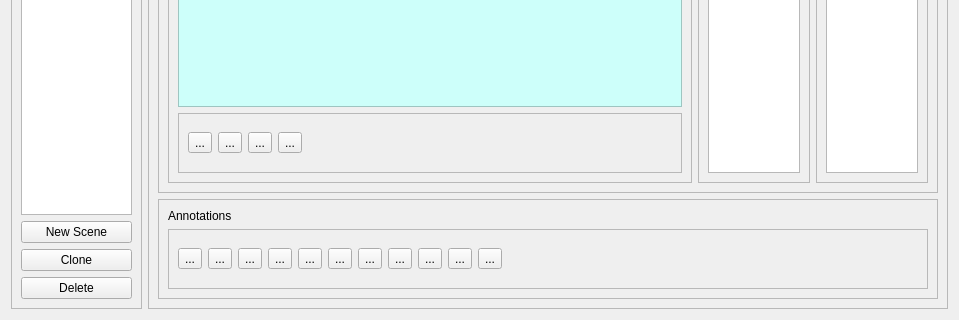
The window that isar/ui/scene_definition.ui (zardosht/isar) describes before a commit, drawn with Qt 5; both pictures show x 0 to 959 and y 414 to 734 of the 959 by 734 pixel window.
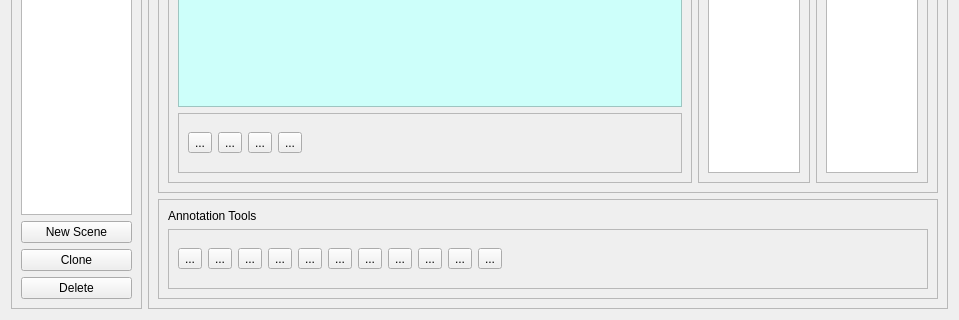
The same window after the commit. Icons and pictures are not drawn.

Commit message: - implemented Annotations View and AnnotationsModel (Now when an annotation is added to a scene, it appears in the annotations listview)

Diff of the .ui file:
```diff
--- a/isar/ui/scene_definition.ui
+++ b/isar/ui/scene_definition.ui
@@ -319,7 +319,7 @@
          <item>
           <widget class="QLabel" name="label">
            <property name="text">
-            <string>Annotations</string>
+            <string>Annotation Tools</string>
            </property>
           </widget>
          </item>
```
Left out of the diff: 2 changed lines with no effect on the pictures. The commit also changes 7 other files.
